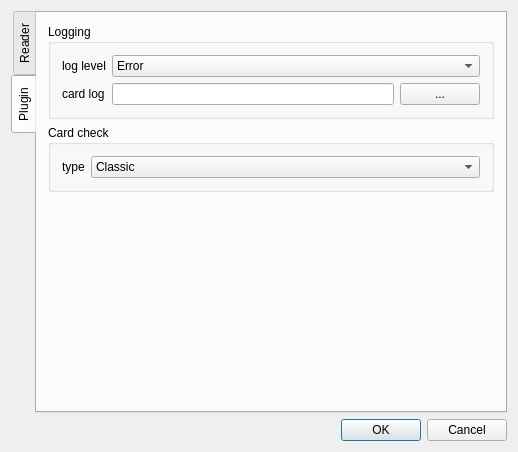
Old version of the form quickevent/app/plugins/qml/CardReader/src/dlgsettings.ui in the repository Quick-Event/quickbox.
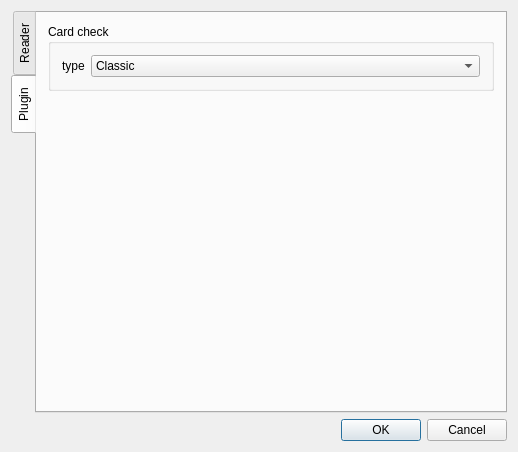
New version of the form. The open tabs and pages were chosen to show the change.

```diff
--- a/quickevent/app/plugins/qml/CardReader/src/dlgsettings.ui
+++ b/quickevent/app/plugins/qml/CardReader/src/dlgsettings.ui
@@ -236,71 +236,6 @@
        <string>Plugin</string>
       </attribute>
       <layout class="QVBoxLayout" name="verticalLayout_2">
-       <item>
-        <widget class="QGroupBox" name="groupBox_3">
-         <property name="title">
-          <string>Logging</string>
-         </property>
-         <layout class="QFormLayout" name="formLayout_4">
-          <item row="0" column="0">
-           <widget class="QLabel" name="label_6">
-            <property name="text">
-             <string>log level</string>
-            </property>
-           </widget>
-          </item>
-          <item row="0" column="1">
-           <widget class="QComboBox" name="lstLogLevel">
-            <item>
-             <property name="text">
-              <string>Error</string>
-             </property>
-            </item>
-            <item>
-             <property name="text">
-              <string>Warning</string>
-             </property>
-            </item>
-            <item>
-             <property name="text">
-              <string>Info</string>
-             </property>
-            </item>
-            <item>
-             <property name="text">
-              <string>Debug</string>
-             </property>
-            </item>
-           </widget>
-          </item>
-          <item row="1" column="0">
-           <widget class="QLabel" name="label_9">
-            <property name="text">
-             <string>card log</string>
-            </property>
-           </widget>
-          </item>
-          <item row="1" column="1">
-           <layout class="QHBoxLayout" name="horizontalLayout">
-            <item>
-             <widget class="QLineEdit" name="edCardLog">
-              <property name="text">
-               <string/>
-              </property>
-             </widget>
-            </item>
-            <item>
-             <widget class="QPushButton" name="btCardLog">
-              <property name="text">
-               <string>...</string>
-              </property>
-             </widget>
-            </item>
-           </layout>
-          </item>
-         </layout>
-        </widget>
-       </item>
        <item>
         <widget class="QGroupBox" name="groupBox_4">
          <property name="title">
```
